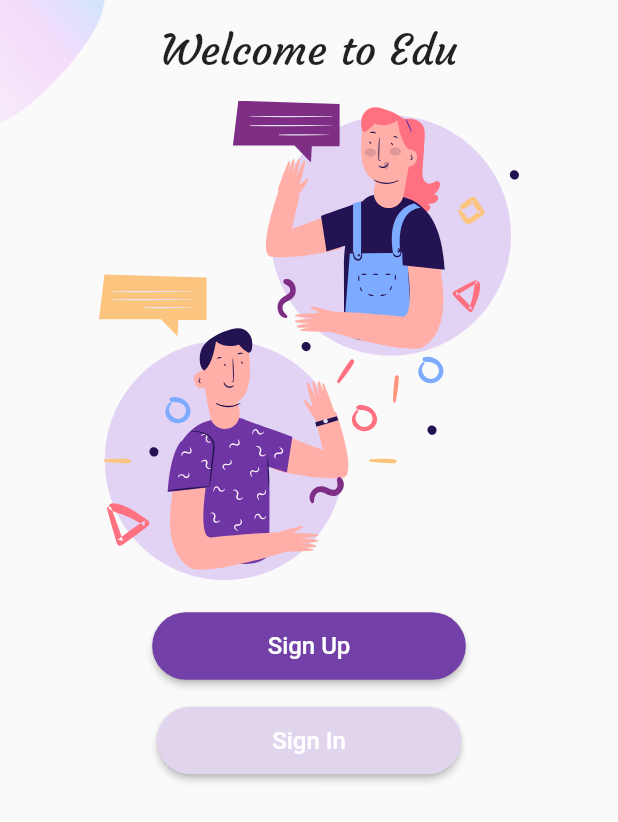
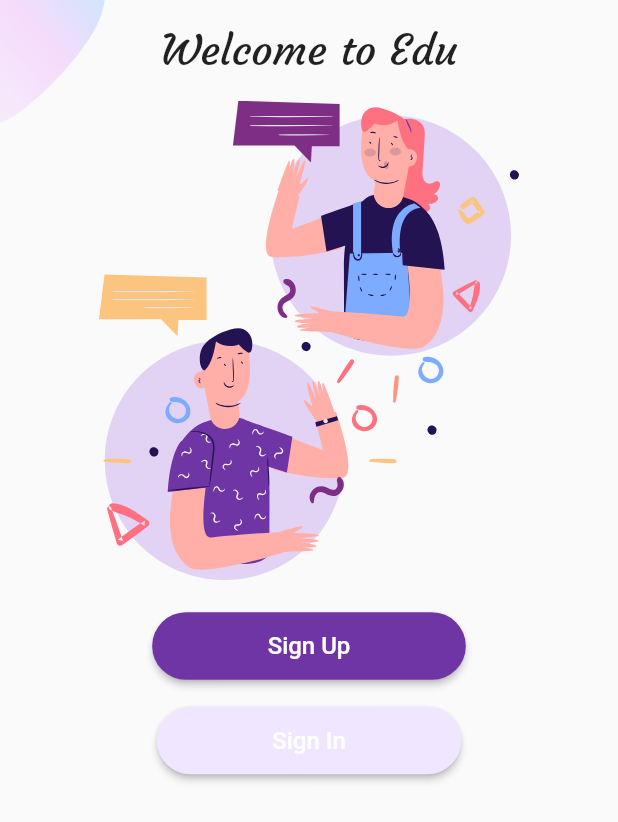
Before and after one commit to Hishamk99/WelcomeLoginSignUp, a Flutter app: the screen it shows after launch, on a phone screen of 412 x 824 dp. Shown: the top 822 px of the screen. Run offline on Flutter 3.47's test engine with Material 2 defaults, Android fonts, the phone set to English and light mode, and no system bars; our stand-ins replace flutter_svg.

```diff
--- a/lib/screens/sign_up.dart
+++ b/lib/screens/sign_up.dart
@@ -5,6 +5,8 @@ class SignUpPage extends StatelessWidget {
 
   @override
   Widget build(BuildContext context) {
-    return const Scaffold();
+    return const Scaffold(
+
+    );
   }
 }
--- a/lib/screens/wlcome.dart
+++ b/lib/screens/wlcome.dart
@@ -1,6 +1,7 @@
 import 'package:flutter/material.dart';
 import 'package:flutter_svg/flutter_svg.dart';
 import 'package:login_signup_project/widgets/custom_buttom.dart';
+import '../constant.dart';
 
 class WelcomePage extends StatelessWidget {
   const WelcomePage({super.key});
@@ -38,15 +39,17 @@ class WelcomePage extends StatelessWidget {
                   ),
                   CustomButton(
                     signIn: 'Sign Up',
-                    color: const Color(0xff7240A6),
+                    color: kPrimary,
                     onPressed: () {
                       Navigator.pushNamed(context, signUp);
                     },
                   ),
-                  const SizedBox(height: 15,),
+                  const SizedBox(
+                    height: 15,
+                  ),
                   CustomButton(
                     signIn: 'Sign In',
-                    color: const Color(0xffE1D5EE),
+                    color: kPrimaryLightColor,
                     onPressed: () {
                       Navigator.pushNamed(context, signIn);
                     },
@@ -62,12 +65,13 @@ class WelcomePage extends StatelessWidget {
                   width: 70,
                 )),
             Positioned(
-                bottom: 0,
-                left: 0,
-                child: Image.asset(
-                  'assets/images/main_bottom.png',
-                  width: 70,
-                )),
+              bottom: 0,
+              left: 0,
+              child: Image.asset(
+                'assets/images/main_bottom.png',
+                width: 70,
+              ),
+            ),
           ]),
         ),
       ),
```
Also changed, not shown: lib/screens/login.dart (+29 -2 lines), lib/widgets/custom_text_field.dart (added, +10 -0 lines).
